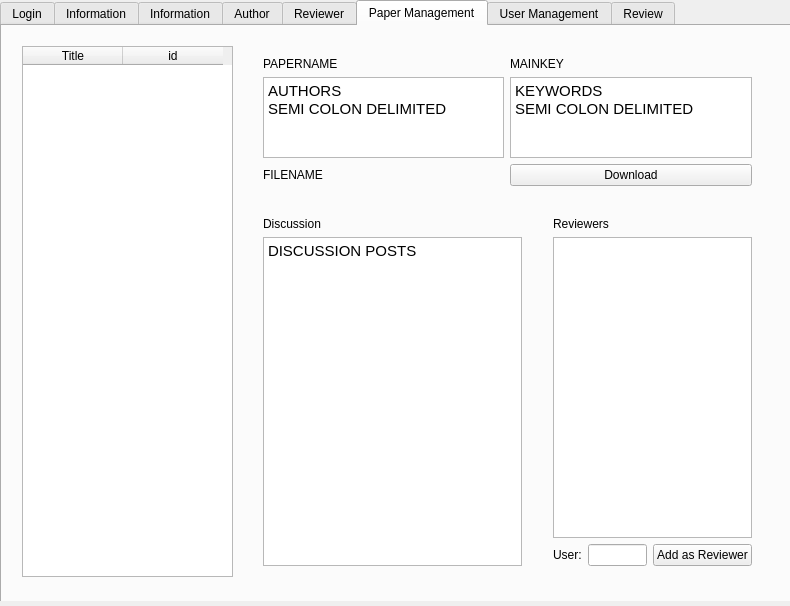
This is UserClient/mainwindow.ui in AlexMattLaurenceLukeSam/master as Qt 5 draws it before an edit. The edited form follows.
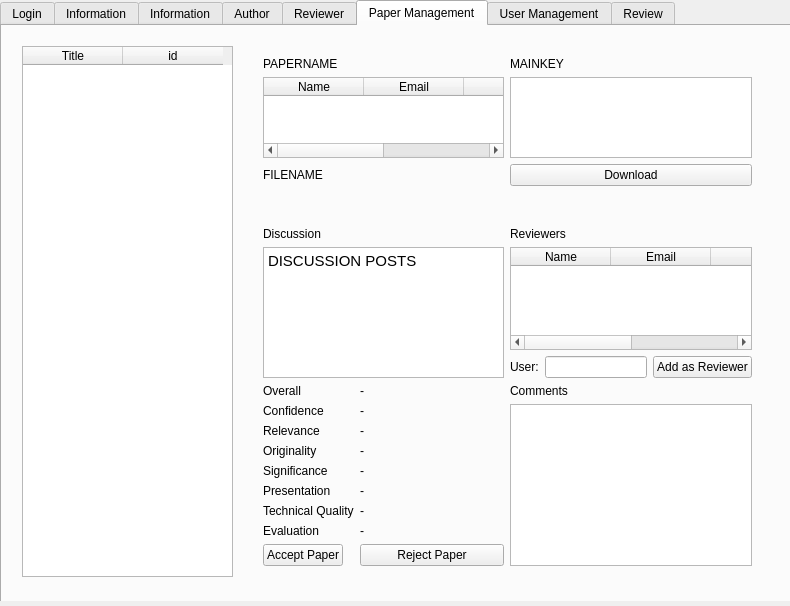
This is the edited form. The open tabs and pages were chosen to show the change.

The edit to the form file:
```diff
--- a/UserClient/mainwindow.ui
+++ b/UserClient/mainwindow.ui
@@ -759,30 +759,6 @@
         </rect>
        </property>
        <layout class="QGridLayout" name="gridLayout_6">
-        <item row="1" column="1">
-         <widget class="QTextBrowser" name="textBrowser_4">
-          <property name="html">
-           <string>&lt;!DOCTYPE HTML PUBLIC &quot;-//W3C//DTD HTML 4.0//EN&quot; &quot;http://www.w3.org/TR/REC-html40/strict.dtd&quot;&gt;
-&lt;html&gt;&lt;head&gt;&lt;meta name=&quot;qrichtext&quot; content=&quot;1&quot; /&gt;&lt;style type=&quot;text/css&quot;&gt;
-p, li { white-space: pre-wrap; }
-&lt;/style&gt;&lt;/head&gt;&lt;body style=&quot; font-family:'MS Shell Dlg 2'; font-size:8.25pt; font-weight:400; font-style:normal;&quot;&gt;
-&lt;p style=&quot; margin-top:0px; margin-bottom:0px; margin-left:0px; margin-right:0px; -qt-block-indent:0; text-indent:0px;&quot;&gt;&lt;span style=&quot; font-family:'Ubuntu'; font-size:11pt;&quot;&gt;KEYWORDS&lt;/span&gt;&lt;/p&gt;
-&lt;p style=&quot; margin-top:0px; margin-bottom:0px; margin-left:0px; margin-right:0px; -qt-block-indent:0; text-indent:0px;&quot;&gt;&lt;span style=&quot; font-family:'Ubuntu'; font-size:11pt;&quot;&gt;SEMI COLON DELIMITED&lt;/span&gt;&lt;/p&gt;&lt;/body&gt;&lt;/html&gt;</string>
-          </property>
-         </widget>
-        </item>
-        <item row="1" column="0">
-         <widget class="QTextEdit" name="authors_3">
-          <property name="html">
-           <string>&lt;!DOCTYPE HTML PUBLIC &quot;-//W3C//DTD HTML 4.0//EN&quot; &quot;http://www.w3.org/TR/REC-html40/strict.dtd&quot;&gt;
-&lt;html&gt;&lt;head&gt;&lt;meta name=&quot;qrichtext&quot; content=&quot;1&quot; /&gt;&lt;style type=&quot;text/css&quot;&gt;
-p, li { white-space: pre-wrap; }
-&lt;/style&gt;&lt;/head&gt;&lt;body style=&quot; font-family:'MS Shell Dlg 2'; font-size:8.25pt; font-weight:400; font-style:normal;&quot;&gt;
-&lt;p style=&quot; margin-top:0px; margin-bottom:0px; margin-left:0px; margin-right:0px; -qt-block-indent:0; text-indent:0px;&quot;&gt;&lt;span style=&quot; font-family:'Ubuntu'; font-size:11pt;&quot;&gt;AUTHORS&lt;/span&gt;&lt;/p&gt;
-&lt;p style=&quot; margin-top:0px; margin-bottom:0px; margin-left:0px; margin-right:0px; -qt-block-indent:0; text-indent:0px;&quot;&gt;&lt;span style=&quot; font-family:'Ubuntu'; font-size:11pt;&quot;&gt;SEMI COLON DELIMITED&lt;/span&gt;&lt;/p&gt;&lt;/body&gt;&lt;/html&gt;</string>
-          </property>
-         </widget>
-        </item>
         <item row="0" column="0">
          <widget class="QLabel" name="paperName_4">
           <property name="text">
@@ -811,77 +787,268 @@
           </property>
          </widget>
         </item>
-       </layout>
-      </widget>
-      <widget class="QWidget" name="gridLayoutWidget_7">
-       <property name="geometry">
-        <rect>
-         <x>250</x>
-         <y>180</y>
-         <width>281</width>
-         <height>371</height>
-        </rect>
-       </property>
-       <layout class="QGridLayout" name="gridLayout_7">
-        <item row="0" column="0">
-         <widget class="QLabel" name="discussionLabel_3">
-          <property name="text">
-           <string>Discussion</string>
-          </property>
-         </widget>
-        </item>
         <item row="1" column="0">
-         <widget class="QTextBrowser" name="discussionBody_3">
-          <property name="html">
-           <string>&lt;!DOCTYPE HTML PUBLIC &quot;-//W3C//DTD HTML 4.0//EN&quot; &quot;http://www.w3.org/TR/REC-html40/strict.dtd&quot;&gt;
+         <widget class="QTableWidget" name="authorsTableMng">
+          <column>
+           <property name="text">
+            <string>Name</string>
+           </property>
+          </column>
+          <column>
+           <property name="text">
+            <string>Email</string>
+           </property>
+          </column>
+          <column>
+           <property name="text">
+            <string>Org</string>
+           </property>
+          </column>
+          <column>
+           <property name="text">
+            <string>Phone</string>
+           </property>
+          </column>
+         </widget>
+        </item>
+        <item row="1" column="1">
+         <widget class="QListWidget" name="paperKeyListMng"/>
+        </item>
+       </layout>
+      </widget>
+      <widget class="QWidget" name="verticalLayoutWidget_11">
+       <property name="geometry">
+        <rect>
+         <x>250</x>
+         <y>190</y>
+         <width>511</width>
+         <height>361</height>
+        </rect>
+       </property>
+       <layout class="QVBoxLayout" name="verticalLayout_12">
+        <item>
+         <layout class="QGridLayout" name="gridLayout_7">
+          <item row="0" column="0">
+           <widget class="QLabel" name="discussionLabel_3">
+            <property name="text">
+             <string>Discussion</string>
+            </property>
+           </widget>
+          </item>
+          <item row="1" column="0">
+           <widget class="QTextBrowser" name="discussionBody_3">
+            <property name="html">
+             <string>&lt;!DOCTYPE HTML PUBLIC &quot;-//W3C//DTD HTML 4.0//EN&quot; &quot;http://www.w3.org/TR/REC-html40/strict.dtd&quot;&gt;
 &lt;html&gt;&lt;head&gt;&lt;meta name=&quot;qrichtext&quot; content=&quot;1&quot; /&gt;&lt;style type=&quot;text/css&quot;&gt;
 p, li { white-space: pre-wrap; }
 &lt;/style&gt;&lt;/head&gt;&lt;body style=&quot; font-family:'MS Shell Dlg 2'; font-size:8.25pt; font-weight:400; font-style:normal;&quot;&gt;
 &lt;p style=&quot; margin-top:0px; margin-bottom:0px; margin-left:0px; margin-right:0px; -qt-block-indent:0; text-indent:0px;&quot;&gt;&lt;span style=&quot; font-family:'Ubuntu'; font-size:11pt;&quot;&gt;DISCUSSION POSTS&lt;/span&gt;&lt;/p&gt;&lt;/body&gt;&lt;/html&gt;</string>
-          </property>
-         </widget>
-        </item>
-       </layout>
-      </widget>
-      <widget class="QWidget" name="verticalLayoutWidget_5">
-       <property name="geometry">
-        <rect>
-         <x>540</x>
-         <y>180</y>
-         <width>221</width>
-         <height>371</height>
-        </rect>
-       </property>
-       <layout class="QVBoxLayout" name="verticalLayout_5">
-        <item>
-         <widget class="QLabel" name="label_6">
-          <property name="text">
-           <string>Reviewers</string>
-          </property>
-         </widget>
-        </item>
-        <item>
-         <widget class="QTextBrowser" name="textBrowser_5"/>
-        </item>
-        <item>
-         <layout class="QHBoxLayout" name="horizontalLayout_9">
-          <item>
-           <widget class="QLabel" name="label_5">
-            <property name="text">
-             <string>User:</string>
             </property>
            </widget>
           </item>
-          <item>
-           <widget class="QLineEdit" name="toReview_2"/>
+          <item row="1" column="1">
+           <layout class="QVBoxLayout" name="verticalLayout_5">
+            <item>
+             <widget class="QTableWidget" name="reviewersTable">
+              <column>
+               <property name="text">
+                <string>Name</string>
+               </property>
+              </column>
+              <column>
+               <property name="text">
+                <string>Email</string>
+               </property>
+              </column>
+              <column>
+               <property name="text">
+                <string>Org</string>
+               </property>
+              </column>
+              <column>
+               <property name="text">
+                <string>Phone</string>
+               </property>
+              </column>
+             </widget>
+            </item>
+            <item>
+             <layout class="QHBoxLayout" name="horizontalLayout_9">
+              <item>
+               <widget class="QLabel" name="label_5">
+                <property name="text">
+                 <string>User:</string>
+                </property>
+               </widget>
+              </item>
+              <item>
+               <widget class="QLineEdit" name="toReview_2"/>
+              </item>
+              <item>
+               <widget class="QPushButton" name="addAsReviewer_2">
+                <property name="text">
+                 <string>Add as Reviewer</string>
+                </property>
+               </widget>
+              </item>
+             </layout>
+            </item>
+           </layout>
           </item>
-          <item>
-           <widget class="QPushButton" name="addAsReviewer_2">
+          <item row="0" column="1">
+           <widget class="QLabel" name="label_6">
             <property name="text">
-             <string>Add as Reviewer</string>
+             <string>Reviewers</string>
             </property>
            </widget>
           </item>
+          <item row="2" column="1">
+           <layout class="QVBoxLayout" name="verticalLayout_13">
+            <item>
+             <widget class="QLabel" name="label_41">
+              <property name="text">
+               <string>Comments</string>
+              </property>
+             </widget>
+            </item>
+            <item>
+             <widget class="QTextBrowser" name="commentsBrowser"/>
+            </item>
+           </layout>
+          </item>
+          <item row="2" column="0">
+           <layout class="QFormLayout" name="formLayout">
+            <property name="fieldGrowthPolicy">
+             <enum>QFormLayout::AllNonFixedFieldsGrow</enum>
+            </property>
+            <item row="0" column="0">
+             <widget class="QLabel" name="label_24">
+              <property name="text">
+               <string>Overall</string>
+              </property>
+             </widget>
+            </item>
+            <item row="0" column="1">
+             <widget class="QLabel" name="overallScore">
+              <property name="text">
+               <string>-</string>
+              </property>
+             </widget>
+            </item>
+            <item row="1" column="0">
+             <widget class="QLabel" name="label_27">
+              <property name="text">
+               <string>Confidence</string>
+              </property>
+             </widget>
+            </item>
+            <item row="1" column="1">
+             <widget class="QLabel" name="confidenceScore">
+              <property name="text">
+               <string>-</string>
+              </property>
+             </widget>
+            </item>
+            <item row="2" column="0">
+             <widget class="QLabel" name="label_29">
+              <property name="text">
+               <string>Relevance</string>
+              </property>
+             </widget>
+            </item>
+            <item row="2" column="1">
+             <widget class="QLabel" name="relevanceScore">
+              <property name="text">
+               <string>-</string>
+              </property>
+             </widget>
+            </item>
+            <item row="3" column="0">
+             <widget class="QLabel" name="label_31">
+              <property name="text">
+               <string>Originality</string>
+              </property>
+             </widget>
+            </item>
+            <item row="3" column="1">
+             <widget class="QLabel" name="originalityScore">
+              <property name="text">
+               <string>-</string>
+              </property>
+             </widget>
+            </item>
+            <item row="4" column="0">
+             <widget class="QLabel" name="label_33">
+              <property name="text">
+               <string>Significance</string>
+              </property>
+             </widget>
+            </item>
+            <item row="4" column="1">
+             <widget class="QLabel" name="significanceScore">
+              <property name="text">
+               <string>-</string>
+              </property>
+             </widget>
+            </item>
+            <item row="5" column="0">
+             <widget class="QLabel" name="label_35">
+              <property name="text">
+               <string>Presentation</string>
+              </property>
+             </widget>
+            </item>
+            <item row="5" column="1">
+             <widget class="QLabel" name="presentationScore">
+              <property name="text">
+               <string>-</string>
+              </property>
+             </widget>
+            </item>
+            <item row="6" column="0">
+             <widget class="QLabel" name="label_37">
+              <property name="text">
+               <string>Technical Quality</string>
+              </property>
+             </widget>
+            </item>
+            <item row="6" column="1">
+             <widget class="QLabel" name="techqualScore">
+              <property name="text">
+               <string>-</string>
+              </property>
+             </widget>
+            </item>
+            <item row="7" column="0">
+             <widget class="QLabel" name="label_39">
+              <property name="text">
+               <string>Evaluation</string>
+              </property>
+             </widget>
+            </item>
+            <item row="7" column="1">
+             <widget class="QLabel" name="evaluationScore">
+              <property name="text">
+               <string>-</string>
+              </property>
+             </widget>
+            </item>
+            <item row="8" column="0">
+             <widget class="QPushButton" name="acceptPaper">
+              <property name="text">
+               <string>Accept Paper</string>
+              </property>
+             </widget>
+            </item>
+            <item row="8" column="1">
+             <widget class="QPushButton" name="rejectPaper">
+              <property name="text">
+               <string>Reject Paper</string>
+              </property>
+             </widget>
+            </item>
+           </layout>
+          </item>
          </layout>
         </item>
        </layout>
```
Left out of the diff: 420 changed lines with no effect on the pictures.
